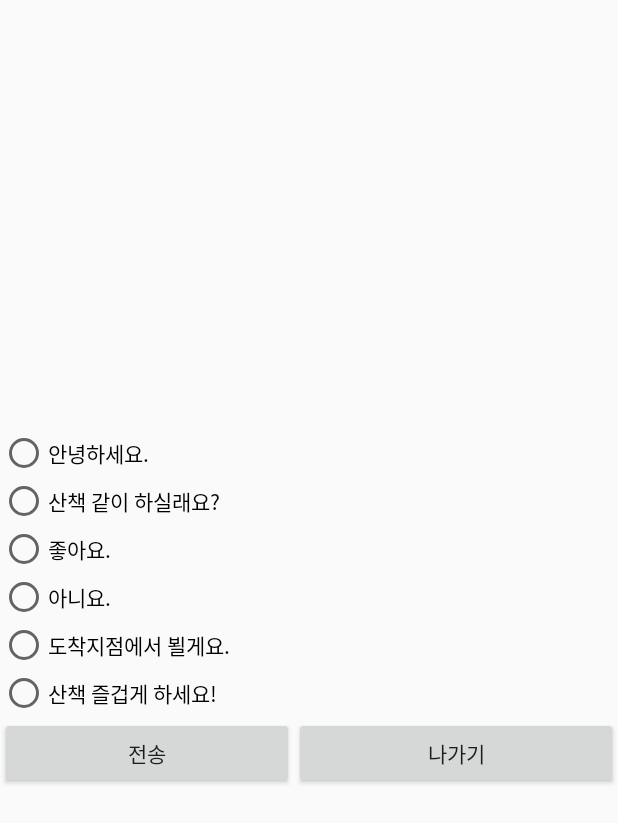
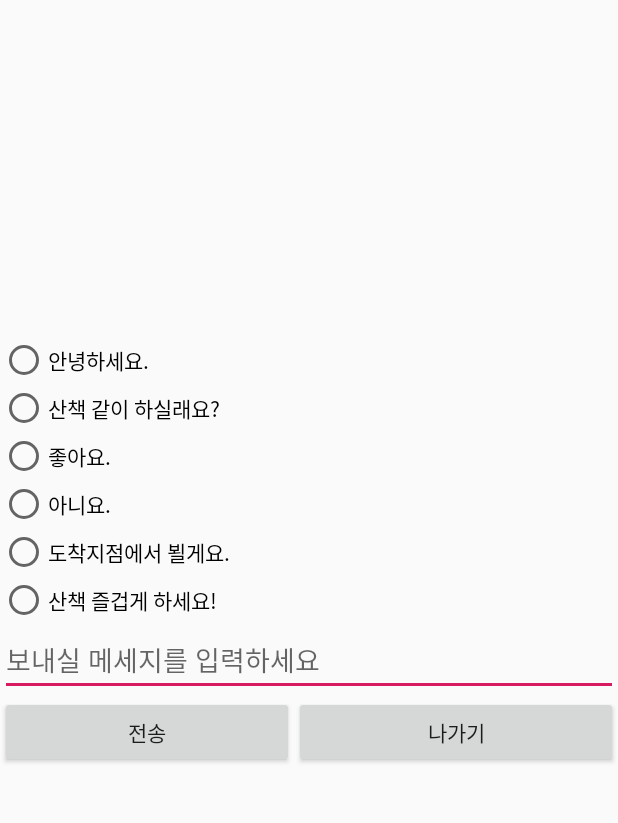
Before and after one commit to whale22/capstone4-2project, an Android app: the messMain screen opened directly, with no data from a screen before it, after a tap on "전송", on a phone screen of 412 x 824 dp. Shown: the top 823 px of the screen. Run offline under Robolectric (Android 15) with nearby library versions, the phone set to English and light mode, and no system bars; 1 statement that could not run was skipped.

Commit message:
메세지 자유텍스트 추가

```diff
--- a/app/src/main/java/com/example/user/doggy/messMain.java
+++ b/app/src/main/java/com/example/user/doggy/messMain.java
@@ -6,6 +6,7 @@ import java.io.PrintWriter;
 import java.net.Socket;
 
 import android.app.Activity;
+import android.content.Intent;
 import android.os.Bundle;
 import android.text.method.ScrollingMovementMethod;
 import android.util.Log;
@@ -25,6 +26,7 @@ public class messMain extends Activity {    //메인 activity 시작!
     EditText input;         //화면구성
     Button button, button2;          //화면구성
     TextView output;        //화면구성
+    EditText mess;
     //
     String data = null;
     connectInfo ci = new connectInfo();
@@ -39,6 +41,7 @@ public class messMain extends Activity {    //메인 activity 시작!
         button2 = (Button) findViewById(R.id.exitsend);
         output = (TextView) findViewById(R.id.output); // 글자출력칸을 찾는다.
         output.setMovementMethod(new ScrollingMovementMethod());
+        mess = (EditText) findViewById(R.id.messWrite);
 // 버튼을 누르는 이벤트 발생, 이벤트 제어문이기 때문에 이벤트 발생 때마다 발동된다. 시스템이 처리하는 부분이 무한루프문에
 //있더라도 이벤트가 발생하면 자동으로 실행된다.
         button.setOnClickListener(new OnClickListener() {
@@ -72,7 +75,9 @@ public class messMain extends Activity {    //메인 activity 시작!
                         messNum = 6;
                         break;
                 }
-                switch (messNum) {
+                if(mess.getText().toString()!=null) data=mess.getText().toString();
+                else
+                    switch (messNum) {
                     case 1:
                         data = "안녕하세요.";
                         break;
@@ -97,9 +102,15 @@ public class messMain extends Activity {    //메인 activity 시작!
                 if (data != null) { //만약 데이타가 아무것도 입력된 것이 아니라면
                     out.println(ci.getUserID() + " : " + data); //data를   stream 형태로 변형하여 전송.  변환내용은 쓰레드에 담겨 있다.
                 }
+                mess.setText("");
             }
         });
-
+        button2.setOnClickListener(new View.OnClickListener(){
+            @Override
+            public void onClick(View v){
+                finish();
+            }
+        });
         Thread worker = new Thread() {    //worker 를 Thread 로 생성
             public void run() { //스레드 실행구문
                 try {
--- a/app/src/main/res/layout/activity_mess_main.xml
+++ b/app/src/main/res/layout/activity_mess_main.xml
@@ -4,10 +4,13 @@
 
     <LinearLayout android:orientation="vertical" android:layout_height="fill_parent" android:layout_width="fill_parent">
 
-    <TextView android:layout_height="286dp" android:layout_width="fill_parent" android:id="@+id/output"/>
+        <TextView
+            android:id="@+id/output"
+            android:layout_width="fill_parent"
+            android:layout_height="224dp" />
 
 
-    -<RadioGroup android:layout_height="wrap_content" android:layout_width="match_parent" android:id="@+id/messRadio" android:scrollbars="vertical">
+        <RadioGroup android:layout_height="wrap_content" android:layout_width="match_parent" android:id="@+id/messRadio" android:scrollbars="vertical">
 
     <RadioButton android:layout_height="wrap_content" android:layout_width="wrap_content" android:id="@+id/mr1" android:text="안녕하세요." android:layout_weight="1"/>
 
@@ -23,8 +26,15 @@
 
 </RadioGroup>
 
+        <EditText
+            android:id="@+id/messWrite"
+            android:layout_width="match_parent"
+            android:layout_height="wrap_content"
+            android:ems="10"
+            android:inputType="textPersonName"
+            android:hint="보내실 메세지를 입력하세요" />
 
-    -<LinearLayout android:orientation="horizontal" android:layout_height="match_parent" android:layout_width="match_parent">
+    <LinearLayout android:orientation="horizontal" android:layout_height="match_parent" android:layout_width="match_parent">
 
     <Button android:layout_height="wrap_content" android:layout_width="196dp" android:id="@+id/buttonsend" android:text="전송"/>
 
```
